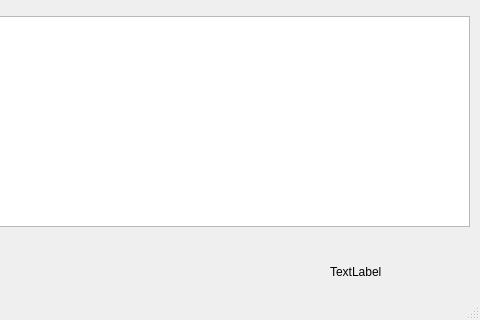
The window that src/ui-qt-yoyek/mainwindow.ui (ptroja/mrrocpp) describes before a commit, drawn with Qt 5; both pictures show x 520 to 1000 and y 283 to 603 of the 1000 by 603 pixel window.
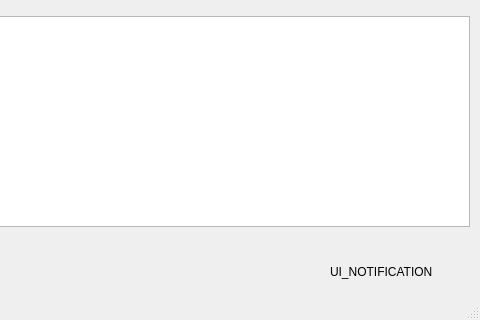
The same window after the commit.

Commit message: smb and ashead menus addex

The edit to the form file:
```diff
--- a/src/ui-qt-yoyek/mainwindow.ui
+++ b/src/ui-qt-yoyek/mainwindow.ui
@@ -66,7 +66,7 @@
      </rect>
     </property>
     <property name="text">
-     <string>TextLabel</string>
+     <string>UI_NOTIFICATION</string>
     </property>
    </widget>
   </widget>
```
Left out of the diff: 36 changed lines with no effect on the pictures.
